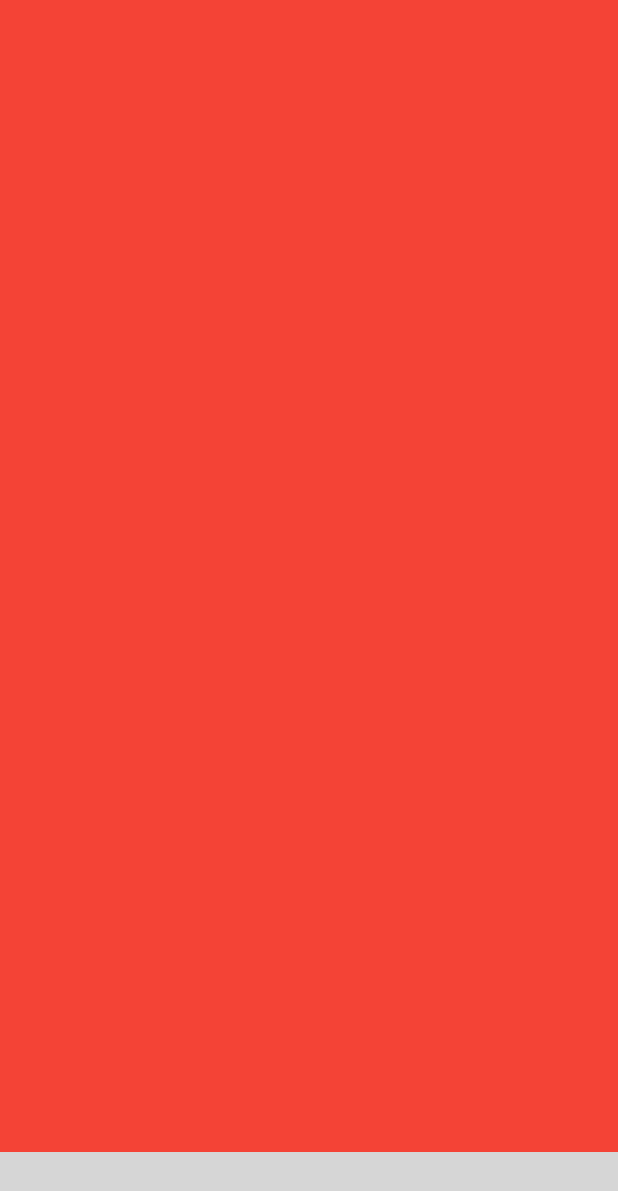
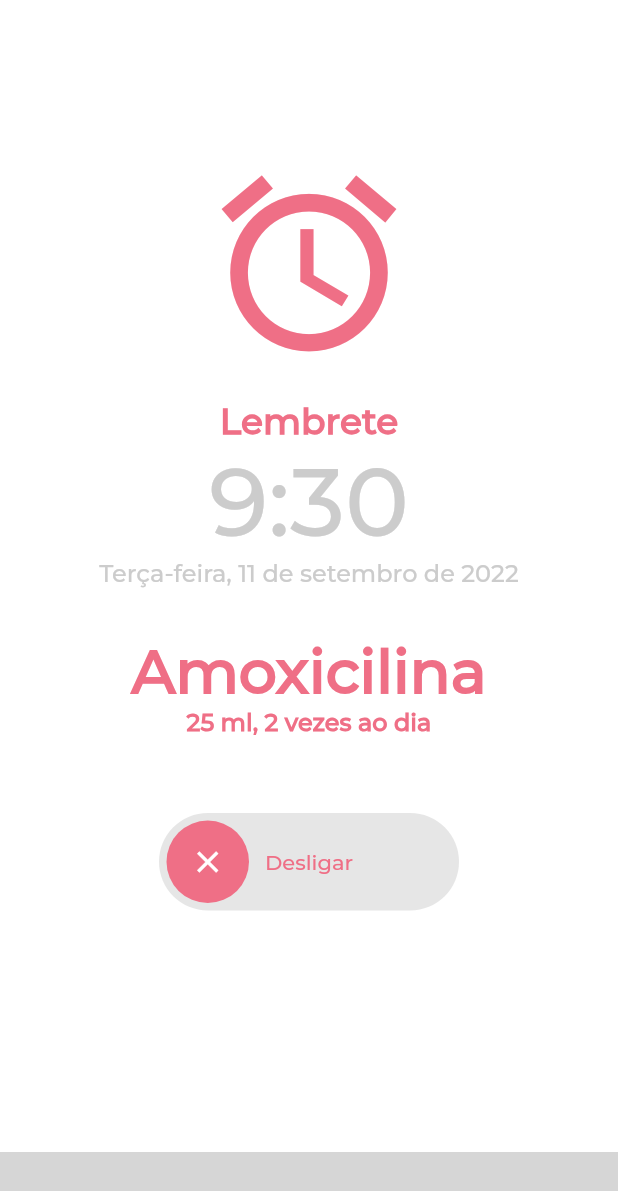
Before and after one commit to blendamazetto/app_medicine, a Flutter app: the screen it shows after launch, swiped to page 3, on a phone screen of 412 x 824 dp. Shown: the top 1191 px of the screen. Run offline on Flutter 3.47's test engine with Material 2 defaults, Android fonts, the phone set to English and light mode, and no system bars; drawn by our look-alikes of action_slider; our stand-ins replace card_swiper, sqflite; missing offline and left inert: bottom_bar; accounts and stored records are empty; grey boxes are pictures that could not be loaded.

Commit message:
Finalizando tela de alarme

```diff
--- a/app_medicine/lib/editForm.dart
+++ b/app_medicine/lib/editForm.dart
@@ -21,8 +21,8 @@ class _MyEditPageState extends State<MyEditPage> {
     return Scaffold(
       appBar: AppBar(
         systemOverlayStyle: SystemUiOverlayStyle(
-          statusBarColor: Palette.pinkToWhite,
-        ),
+            statusBarColor: Palette.pinkToWhite,
+            statusBarIconBrightness: Brightness.light),
         toolbarHeight: 100,
         title: RichText(
           textAlign: TextAlign.left,
--- a/app_medicine/lib/form.dart
+++ b/app_medicine/lib/form.dart
@@ -19,8 +19,8 @@ class _MyFormPageState extends State<MyFormPage> {
     return Scaffold(
       appBar: AppBar(
         systemOverlayStyle: SystemUiOverlayStyle(
-          statusBarColor: Palette.pinkToWhite,
-        ),
+            statusBarColor: Palette.pinkToWhite,
+            statusBarIconBrightness: Brightness.light),
         toolbarHeight: 100,
         title: RichText(
           textAlign: TextAlign.left,
--- a/app_medicine/lib/main.dart
+++ b/app_medicine/lib/main.dart
@@ -1,3 +1,4 @@
+import 'package:cadastro_medicamento/pages/estatisticas_page.dart';
 import 'package:flutter/material.dart';
 import 'utils/pallete.dart';
 import 'pages/lista_medicamentos_page.dart';
@@ -46,7 +47,7 @@ class MyNavigationState extends State<MyNavigation> {
   final _pages = [
     Container(color: Colors.blue),
     const ListaMedicamentos(),
-    Container(color: Colors.red),
+    const AlarmScreen(),
     Container(color: Colors.greenAccent.shade700),
   ];
 
@@ -63,6 +64,7 @@ class MyNavigationState extends State<MyNavigation> {
   Widget build(BuildContext context) {
     return Scaffold(
       bottomNavigationBar: BottomBar(
+        backgroundColor: Colors.white,
         selectedIndex: _currentIndex,
         items: <BottomBarItem>[
           BottomBarItem(
--- a/app_medicine/lib/pages/estatisticas_page.dart
+++ b/app_medicine/lib/pages/estatisticas_page.dart
@@ -0,0 +1,138 @@
+import 'package:cadastro_medicamento/utils/pallete.dart';
+import 'package:flutter/material.dart';
+import 'package:flutter/services.dart';
+import 'package:action_slider/action_slider.dart';
+
+class AlarmScreen extends StatefulWidget {
+  const AlarmScreen({Key? key}) : super(key: key);
+
+  @override
+  State<AlarmScreen> createState() => _AlarmScreenState();
+}
+
+class _AlarmScreenState extends State<AlarmScreen> {
+  @override
+  Widget build(BuildContext context) {
+    return Scaffold(
+      appBar: AppBar(
+        elevation: 0.0,
+        systemOverlayStyle: const SystemUiOverlayStyle(
+            statusBarColor: Colors.white,
+            statusBarIconBrightness: Brightness.dark),
+        backgroundColor: Colors.white,
+      ),
+      backgroundColor: Colors.white,
+      resizeToAvoidBottomInset: false,
+      body: const CustomAlarm(),
+    );
+  }
+}
+
+class CustomAlarm extends StatefulWidget {
+  const CustomAlarm({Key? key}) : super(key: key);
+
+  @override
+  State<CustomAlarm> createState() => _CustomAlarmState();
+}
+
+class _CustomAlarmState extends State<CustomAlarm> {
+  @override
+  Widget build(BuildContext context) {
+    return ListView(
+      children: [
+        Container(
+            margin: const EdgeInsets.only(top: 50),
+            child: const Icon(
+              Icons.alarm,
+              color: Color(0xffef6f86),
+              size: 140,
+            )),
+        Container(
+            margin: const EdgeInsets.only(top: 20),
+            child: Column(
+              crossAxisAlignment: CrossAxisAlignment.center,
+              mainAxisAlignment: MainAxisAlignment.center,
+              children: <Widget>[
+                Text("Lembrete",
+                    style: TextStyle(
+                        color: Palette.pinkToWhite,
+                        fontFamily: 'Montserrat',
+                        fontSize: 24,
+                        fontWeight: FontWeight.bold)),
+                Text("9:30",
+                    style: TextStyle(
+                        color: Palette.blackToWhite.shade700,
+                        fontFamily: 'Montserrat',
+                        fontSize: 64)),
+                Text("Terça-feira, 11 de setembro de 2022",
+                    style: TextStyle(
+                        color: Palette.blackToWhite.shade700,
+                        fontFamily: 'Montserrat',
+                        fontSize: 16)),
+              ],
+            )),
+        Container(
+            margin: const EdgeInsets.only(top: 30),
+            child: Column(
+              crossAxisAlignment: CrossAxisAlignment.center,
+              mainAxisAlignment: MainAxisAlignment.center,
+              children: <Widget>[
+                Text("Amoxicilina",
+                    textAlign: TextAlign.center,
+                    style: TextStyle(
+                        color: Palette.pinkToWhite,
+                        fontFamily: 'Montserrat',
+                        fontSize: 40,
+                        fontWeight: FontWeight.bold)),
+                Text("25 ml, 2 vezes ao dia",
+                    textAlign: TextAlign.center,
+                    style: TextStyle(
+                        color: Palette.pinkToWhite,
+                        fontFamily: 'Montserrat',
+                        fontSize: 16,
+                        fontWeight: FontWeight.bold)),
+              ],
+            )),
+        Align(
+            alignment: Alignment.center,
+            child: Container(
+              margin: const EdgeInsets.only(top: 50),
+              child: ActionSlider.standard(
+                backgroundColor: Palette.blackToWhite.shade800,
+                boxShadow: const [
+                  BoxShadow(
+                      color: Colors.transparent,
+                      spreadRadius: 0,
+                      blurRadius: 0,
+                      offset: Offset(0, 0))
+                ],
+                icon: const Icon(
+                  Icons.close,
+                  color: Colors.white,
+                ),
+                width: 200,
+                child: Text(
+                  'Desligar',
+                  style: TextStyle(
+                      fontFamily: 'Montserrat',
+                      color: Palette.pinkToWhite,
+                      fontWeight: FontWeight.w600),
+                ),
+                onSlide: (controller) async {
+                  fechaNavegacao();
+                  await Future.delayed(const Duration(seconds: 3));
+                },
+              ),
+            ))
+      ],
+    );
+  }
+
+  void fechaNavegacao() {
+    if (Navigator.canPop(context)) {
+      Navigator.pop(context);
+    } else {
+      SystemNavigator.pop();
+    }
+  }
+}
--- a/app_medicine/pubspec.yaml
+++ b/app_medicine/pubspec.yaml
@@ -32,6 +32,7 @@ dependencies:
   card_swiper: ^2.0.3
   intl: ^0.17.0
   bottom_bar: ^1.3.0+1
+  action_slider: ^0.5.0
   sqflite:
   path:
   flutter_localizations:
```
Also changed, not shown: app_medicine/pubspec.lock.
